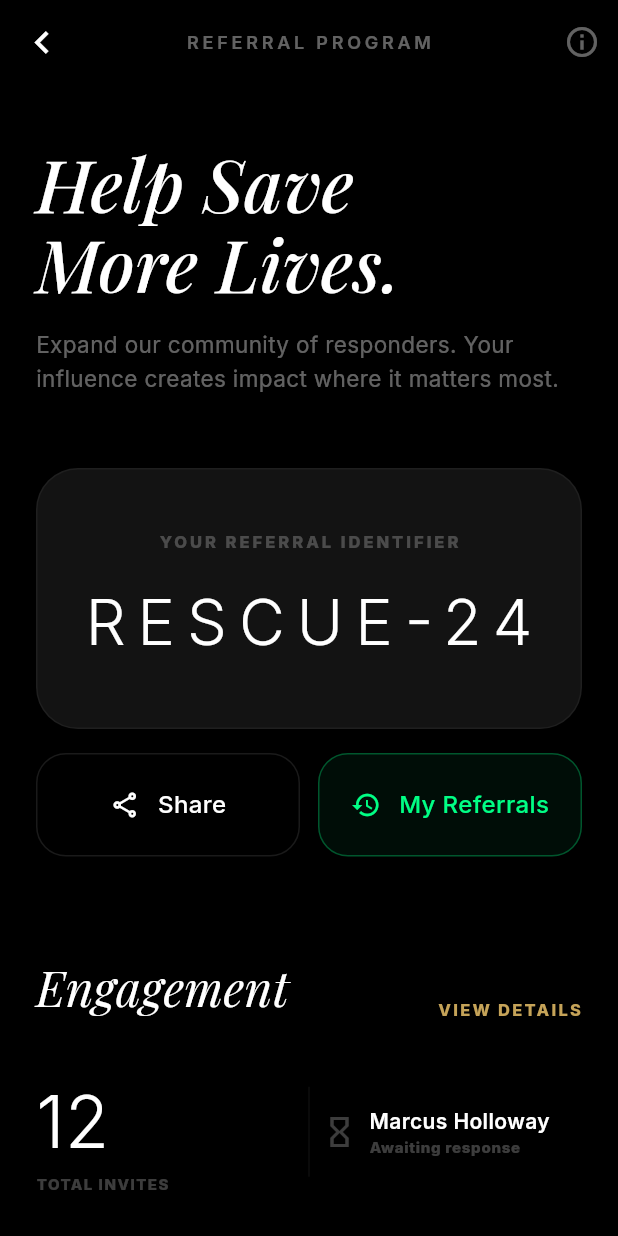
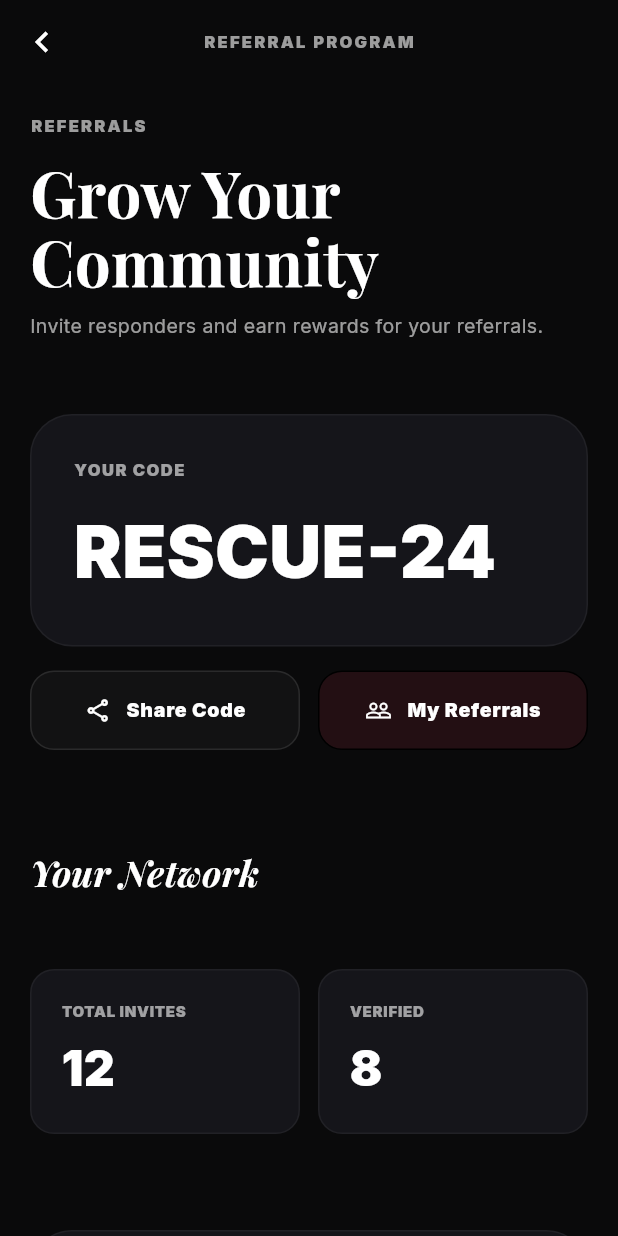
Before and after one commit to ThisIsSumit/ar_firstaid_flutter, a Flutter app: the ReferralProgramPage screen opened by its route, on a phone screen of 412 x 824 dp. Run offline on Flutter 3.47's test engine with Material 3 defaults, Android fonts, the phone set to English and light mode, and no system bars; drawn by our look-alikes of flutter_animate; our stand-ins replace file_picker, flutter_riverpod, go_router, google_fonts; network calls fail.

Commit message:
buildingthe referral flow ui

```diff
--- a/lib/screens/responder/earnings/referral_program_page.dart
+++ b/lib/screens/responder/earnings/referral_program_page.dart
@@ -8,59 +8,65 @@ class ReferralProgramPage extends StatelessWidget {
 
   @override
   Widget build(BuildContext context) {
-    const Color surfaceColor = Color(0xFF131313);
-    const Color accentGold = Color(0xFFFFD700);
+    const Color surfaceColor = Color(0xFF15151A);
+    const Color accentRed = Color(0xFFFF3B5C);
 
     return Scaffold(
-      backgroundColor: Colors.black,
+      backgroundColor: const Color(0xFF0A0A0B),
       appBar: AppBar(
-        backgroundColor: Colors.black,
+        backgroundColor: const Color(0xFF0A0A0B),
         elevation: 0,
         leading: IconButton(
-          icon: const Icon(Icons.chevron_left, color: Colors.white, size: 30),
+          icon: const Icon(Icons.chevron_left, color: Colors.white, size: 28),
           onPressed: () => context.pop(),
         ),
         centerTitle: true,
         title: Text(
           'REFERRAL PROGRAM',
           style: GoogleFonts.inter(
-            color: Colors.white38,
-            fontSize: 12,
-            fontWeight: FontWeight.w600,
-            letterSpacing: 2.5,
+            color: Colors.white60,
+            fontSize: 11,
+            fontWeight: FontWeight.w900,
+            letterSpacing: 1.5,
           ),
         ),
-        actions: [
-          IconButton(
-            icon: const Icon(Icons.info_outline, color: Colors.white38),
-            onPressed: () {},
-          ),
-        ],
       ),
       body: SingleChildScrollView(
-        padding: const EdgeInsets.symmetric(horizontal: 24),
+        padding: const EdgeInsets.symmetric(horizontal: 20),
         child: Column(
           crossAxisAlignment: CrossAxisAlignment.start,
           children: [
-            const SizedBox(height: 40),
+            const SizedBox(height: 20),
             // Hero Header
             Text(
-              'Help Save\nMore Lives.',
+              'REFERRALS',
+              style: GoogleFonts.inter(
+                color: Colors.white60,
+                fontSize: 11,
+                fontWeight: FontWeight.w900,
+                letterSpacing: 1.5,
+              ),
+            ).animate().fadeIn(duration: 400.ms),
+            const SizedBox(height: 12),
+            Text(
+                  'Grow Your\nCommunity',
                   style: GoogleFonts.playfairDisplay(
                     color: Colors.white,
-                fontSize: 48,
+                    fontSize: 42,
                     height: 1.1,
-                fontStyle: FontStyle.italic,
-                fontWeight: FontWeight.w500,
+
+                    fontWeight: FontWeight.bold,
                   ),
-            ).animate().fadeIn(duration: 600.ms).slideX(begin: -0.1),
-
-            const SizedBox(height: 16),
+                )
+                .animate()
+                .fadeIn(delay: 100.ms, duration: 400.ms)
+                .slideY(begin: 0.1),
+            const SizedBox(height: 12),
             Text(
-              'Expand our community of responders. Your influence creates impact where it matters most.',
+              'Invite responders and earn rewards for your referrals.',
               style: GoogleFonts.inter(
-                color: Colors.white38,
-                fontSize: 15,
+                color: Colors.white60,
+                fontSize: 13,
                 height: 1.5,
               ),
             ).animate().fadeIn(delay: 200.ms),
@@ -70,38 +76,38 @@ class ReferralProgramPage extends StatelessWidget {
             // Referral Code Card
             Container(
               width: double.infinity,
-              padding: const EdgeInsets.symmetric(vertical: 40),
+              padding: const EdgeInsets.all(28),
               decoration: BoxDecoration(
                 color: surfaceColor,
                 borderRadius: BorderRadius.circular(28),
                 border: Border.all(color: Colors.white.withOpacity(0.05)),
               ),
               child: Column(
+                crossAxisAlignment: CrossAxisAlignment.start,
                 children: [
                   Text(
-                    'YOUR REFERRAL IDENTIFIER',
+                    'YOUR CODE',
                     style: GoogleFonts.inter(
-                      color: Colors.white24,
+                      color: Colors.white60,
                       fontSize: 11,
-                      fontWeight: FontWeight.w800,
-                      letterSpacing: 2,
+                      fontWeight: FontWeight.w900,
+                      letterSpacing: 1,
                     ),
                   ),
-                  const SizedBox(height: 16),
+                  const SizedBox(height: 12),
                   Text(
                         'RESCUE-24',
                         style: GoogleFonts.inter(
                           color: Colors.white,
-                          fontSize: 42,
-                          fontWeight: FontWeight.w300,
-                          letterSpacing: 8,
+                          fontSize: 48,
+                          fontWeight: FontWeight.w900,
                         ),
                       )
                       .animate(onPlay: (controller) => controller.repeat())
                       .shimmer(duration: 3.seconds, color: Colors.white24),
                 ],
               ),
-            ).animate().scale(delay: 400.ms, curve: Curves.easeOutBack),
+            ).animate().fadeIn(delay: 300.ms).slideY(begin: 0.1),
 
             const SizedBox(height: 16),
 
@@ -113,12 +119,15 @@ class ReferralProgramPage extends StatelessWidget {
                     color: Colors.transparent,
                     child: InkWell(
                       onTap: () {},
-                      borderRadius: BorderRadius.circular(20),
+                      borderRadius: BorderRadius.circular(16),
                       child: Container(
-                        padding: const EdgeInsets.symmetric(vertical: 22),
+                        padding: const EdgeInsets.symmetric(vertical: 16),
                         decoration: BoxDecoration(
-                          borderRadius: BorderRadius.circular(20),
-                          border: Border.all(color: Colors.white10),
+                          borderRadius: BorderRadius.circular(16),
+                          border: Border.all(
+                            color: Colors.white.withOpacity(0.1),
+                          ),
+                          color: Colors.white.withOpacity(0.03),
                         ),
                         child: Row(
                           mainAxisAlignment: MainAxisAlignment.center,
@@ -126,15 +135,16 @@ class ReferralProgramPage extends StatelessWidget {
                             const Icon(
                               Icons.share_outlined,
                               color: Colors.white,
-                              size: 20,
+                              size: 18,
                             ),
-                            const SizedBox(width: 12),
+                            const SizedBox(width: 10),
                             Text(
-                              'Share',
+                              'Share Code',
                               style: GoogleFonts.inter(
                                 color: Colors.white,
-                                fontSize: 16,
-                                fontWeight: FontWeight.w500,
+                                fontSize: 13,
+                                fontWeight: FontWeight.w900,
+                                letterSpacing: 0.5,
                               ),
                             ),
                           ],
@@ -149,31 +159,25 @@ class ReferralProgramPage extends StatelessWidget {
                     color: Colors.transparent,
                     child: InkWell(
                       onTap: () => context.push('/my-referrals'),
-                      borderRadius: BorderRadius.circular(20),
+                      borderRadius: BorderRadius.circular(16),
                       child: Container(
-                        padding: const EdgeInsets.symmetric(vertical: 22),
+                        padding: const EdgeInsets.symmetric(vertical: 16),
                         decoration: BoxDecoration(
-                          borderRadius: BorderRadius.circular(20),
-                          border: Border.all(
-                            color: const Color(0xFF00FF85).withOpacity(0.3),
-                          ),
-                          color: const Color(0xFF00FF85).withOpacity(0.05),
+                          borderRadius: BorderRadius.circular(16),
+                          border: Border.all(),
+                          color: accentRed.withOpacity(0.1),
                         ),
                         child: Row(
                           mainAxisAlignment: MainAxisAlignment.center,
                           children: [
-                            const Icon(
-                              Icons.history,
-                              color: Color(0xFF00FF85),
-                              size: 20,
-                            ),
-                            const SizedBox(width: 12),
+                            const Icon(Icons.people_outline, size: 18),
+                            const SizedBox(width: 10),
                             Text(
                               'My Referrals',
                               style: GoogleFonts.inter(
-                                color: const Color(0xFF00FF85),
-                                fontSize: 16,
-                                fontWeight: FontWeight.w500,
+                                fontSize: 13,
+                                fontWeight: FontWeight.w900,
+                                letterSpacing: 0.5,
                               ),
                             ),
                           ],
@@ -183,39 +187,25 @@ class ReferralProgramPage extends StatelessWidget {
                   ),
                 ),
               ],
-            ).animate().fadeIn(delay: 600.ms),
+            ).animate().fadeIn(delay: 400.ms),
 
             const SizedBox(height: 64),
 
             // Engagement Section
-            Row(
-              mainAxisAlignment: MainAxisAlignment.spaceBetween,
-              crossAxisAlignment: CrossAxisAlignment.end,
-              children: [
             Text(
-                  'Engagement',
+              'Your Network',
               style: GoogleFonts.playfairDisplay(
                 color: Colors.white,
-                    fontSize: 32,
+                fontSize: 24,
                 fontStyle: FontStyle.italic,
+                fontWeight: FontWeight.bold,
               ),
-                ),
-                Text(
-                  'VIEW DETAILS',
-                  style: GoogleFonts.inter(
-                    color: const Color(0xFFC5A358),
-                    fontSize: 11,
-                    fontWeight: FontWeight.w800,
-                    letterSpacing: 1.5,
-                  ),
-                ),
-              ],
-            ).animate().fadeIn(delay: 800.ms),
+            ).animate().fadeIn(delay: 500.ms),
 
             const SizedBox(height: 32),
 
             // Engagement Grid with Custom Dividers
-            _buildEngagementGrid(accentGold),
+            _buildEngagementGrid(accentRed),
 
             const SizedBox(height: 64),
 
@@ -230,177 +220,108 @@ class ReferralProgramPage extends StatelessWidget {
   }
 
   Widget _buildEngagementGrid(Color accent) {
+    const Color surfaceColor = Color(0xFF15151A);
     return Column(
       children: [
+        const SizedBox(height: 16),
         Row(
           children: [
             Expanded(
-              child: _buildStatItem('12', 'TOTAL INVITES', isLeft: true),
+              child: Container(
+                padding: const EdgeInsets.all(20),
+                decoration: BoxDecoration(
+                  color: surfaceColor,
+                  borderRadius: BorderRadius.circular(16),
+                  border: Border.all(color: Colors.white.withOpacity(0.05)),
                 ),
-            Container(height: 60, width: 0.5, color: Colors.white10),
-            Expanded(
-              child: _buildUserStat(
-                'Marcus Holloway',
-                'Awaiting response',
-                Icons.hourglass_empty,
-                Colors.white24,
-              ),
-            ),
-          ],
-        ),
-        Padding(
-          padding: const EdgeInsets.symmetric(vertical: 24),
-          child: Divider(color: Colors.white.withOpacity(0.05), thickness: 0.5),
-        ),
-        Row(
-          children: [
-            Expanded(
-              child: _buildUserStat(
-                'Sarah Jenkins',
-                'VERIFIED',
-                Icons.verified_user,
-                accent,
-                isVerified: true,
-              ),
-            ),
-            Container(height: 60, width: 0.5, color: Colors.white10),
-            Expanded(
-              child: _buildStatItem('08', 'ACTIVE HEROES', isLeft: false),
-            ),
-          ],
-        ),
-      ],
-    ).animate().fadeIn(delay: 1.seconds).slideY(begin: 0.05);
-  }
-
-  Widget _buildStatItem(String val, String label, {required bool isLeft}) {
-    return Column(
-      crossAxisAlignment: isLeft
-          ? CrossAxisAlignment.start
-          : CrossAxisAlignment.end,
-      children: [
-        Text(
-          val,
-          style: GoogleFonts.inter(
-            color: Colors.white,
-            fontSize: 48,
-            fontWeight: FontWeight.w300,
-          ),
-        ),
-        Text(
-          label,
-          style: GoogleFonts.inter(
-            color: Colors.white24,
-            fontSize: 10,
-            fontWeight: FontWeight.w800,
-            letterSpacing: 1,
-          ),
-        ),
-      ],
-    );
-  }
-
-  Widget _buildUserStat(
-    String name,
-    String sub,
-    IconData icon,
-    Color iconCol, {
-    bool isVerified = false,
-  }) {
-    return Padding(
-      padding: const EdgeInsets.symmetric(horizontal: 8),
-      child: Row(
-        mainAxisSize: MainAxisSize.min,
-        children: [
-          Icon(icon, color: iconCol, size: 24),
-          const SizedBox(width: 8),
-          Flexible(
                 child: Column(
                   crossAxisAlignment: CrossAxisAlignment.start,
                   children: [
                     Text(
-                  name,
-                  maxLines: 1,
-                  overflow: TextOverflow.ellipsis,
+                      'TOTAL INVITES',
+                      style: GoogleFonts.inter(
+                        color: Colors.white60,
+                        fontSize: 10,
+                        fontWeight: FontWeight.w900,
+                        letterSpacing: 0.5,
+                      ),
+                    ),
+                    const SizedBox(height: 8),
+                    Text(
+                      '12',
                       style: GoogleFonts.inter(
                         color: Colors.white,
-                    fontSize: 14,
-                    fontWeight: FontWeight.w600,
-                  ),
-                ),
-                Text(
-                  sub,
-                  maxLines: 1,
-                  overflow: TextOverflow.ellipsis,
-                  style: GoogleFonts.inter(
-                    color: isVerified ? iconCol : Colors.white24,
-                    fontSize: 10,
-                    fontWeight: FontWeight.w800,
-                    letterSpacing: 0.5,
+                        fontSize: 32,
+                        fontWeight: FontWeight.w900,
                       ),
                     ),
                   ],
                 ),
               ),
+            ),
+            const SizedBox(width: 12),
+            Expanded(
+              child: Container(
+                padding: const EdgeInsets.all(20),
+                decoration: BoxDecoration(
+                  color: surfaceColor,
+                  borderRadius: BorderRadius.circular(16),
+                  border: Border.all(color: Colors.white.withOpacity(0.05)),
+                ),
+                child: Column(
+                  crossAxisAlignment: CrossAxisAlignment.start,
+                  children: [
+                    Text(
+                      'VERIFIED',
+                      style: GoogleFonts.inter(
+                        color: Colors.white60,
+                        fontSize: 10,
+                        fontWeight: FontWeight.w900,
+                        letterSpacing: 0.5,
+                      ),
+                    ),
+                    const SizedBox(height: 8),
+                    Text(
+                      '8',
+                      style: GoogleFonts.inter(
+                        color: Colors.white,
+                        fontSize: 32,
+                        fontWeight: FontWeight.w900,
+                      ),
+                    ),
                   ],
                 ),
-    );
+              ),
+            ),
+          ],
+        ),
+      ],
+    ).animate().fadeIn(delay: 600.ms).slideY(begin: 0.1);
   }
 
   Widget _buildMilestoneCard(Color surface) {
     return Container(
-      padding: const EdgeInsets.all(32),
+      padding: const EdgeInsets.all(28),
       decoration: BoxDecoration(
         color: surface,
-        borderRadius: BorderRadius.circular(32),
+        borderRadius: BorderRadius.circular(28),
+        border: Border.all(color: Colors.white.withOpacity(0.05)),
       ),
       child: Column(
+        crossAxisAlignment: CrossAxisAlignment.start,
         children: [
           Row(
             children: [
-              Container(
-                padding: const EdgeInsets.all(12),
-                decoration: BoxDecoration(
-                  color: Colors.white.withOpacity(0.03),
-                  shape: BoxShape.circle,
+              const Icon(
+                Icons.military_tech,
+                color: Color(0xFFFF3B5C),
+                size: 18,
               ),
-                child: const Icon(
-                  Icons.military_tech,
-                  color: Colors.white,
-                  size: 24,
-                ),
-              ),
-              const SizedBox(width: 16),
+              const SizedBox(width: 8),
               Text(
-                'Next Milestone',
+                'NEXT MILESTONE',
                 style: GoogleFonts.inter(
-                  color: Colors.white,
-                  fontSize: 15,
-                  fontWeight: FontWeight.w600,
-                ),
-              ),
-            ],
-          ),
-          const SizedBox(height: 32),
-          Row(
-            mainAxisAlignment: MainAxisAlignment.spaceBetween,
-            children: [
-              Column(
-                crossAxisAlignment: CrossAxisAlignment.start,
-                children: [
-                  Text(
-                    'Elite Recruiter',
-                    style: GoogleFonts.playfairDisplay(
-                      color: Colors.white,
-                      fontSize: 24,
-                      fontStyle: FontStyle.italic,
-                    ),
-                  ),
-                  const SizedBox(height: 8),
-                  Text(
-                    '2 MORE TO UNLOCK',
-                    style: GoogleFonts.inter(
-                      color: Colors.white24,
+                  color: Colors.white60,
                   fontSize: 10,
                   fontWeight: FontWeight.w900,
                   letterSpacing: 1,
@@ -408,32 +329,30 @@ class ReferralProgramPage extends StatelessWidget {
               ),
             ],
           ),
-              Column(
-                crossAxisAlignment: CrossAxisAlignment.end,
-                children: [
+          const SizedBox(height: 16),
           Text(
-                    '2.5k',
-                    style: GoogleFonts.inter(
+            'Elite Recruiter',
+            style: GoogleFonts.playfairDisplay(
               color: Colors.white,
-                      fontSize: 28,
-                      fontWeight: FontWeight.w300,
+              fontSize: 20,
+              fontStyle: FontStyle.italic,
+              fontWeight: FontWeight.bold,
             ),
           ),
+          const SizedBox(height: 12),
           Text(
-                    'CREDITS',
-                    style: GoogleFonts.inter(
-                      color: Colors.white24,
-                      fontSize: 10,
-                      fontWeight: FontWeight.w900,
-                      letterSpacing: 1,
+            '2 more referrals to unlock exclusive rewards',
+            style: GoogleFonts.inter(color: Colors.white60, fontSize: 12),
           ),
+          const SizedBox(height: 16),
+          LinearProgressIndicator(
+            value: 0.6,
+            minHeight: 4,
+            backgroundColor: Colors.white.withOpacity(0.05),
+            valueColor: const AlwaysStoppedAnimation<Color>(Color(0xFFFF3B5C)),
           ),
         ],
       ),
-            ],
-          ),
-        ],
-      ),
-    ).animate().fadeIn(delay: 1.2.seconds).slideY(begin: 0.1);
+    ).animate().fadeIn(delay: 800.ms).slideY(begin: 0.1);
   }
 }
```
Also changed, not shown: lib/screens/responder/earnings/my_referrals_page.dart (+65 -40 lines), lib/screens/responder/earnings/ways_to_earn.dart (+68 -85 lines). Lines whose indentation alone changed are shown as unchanged.
